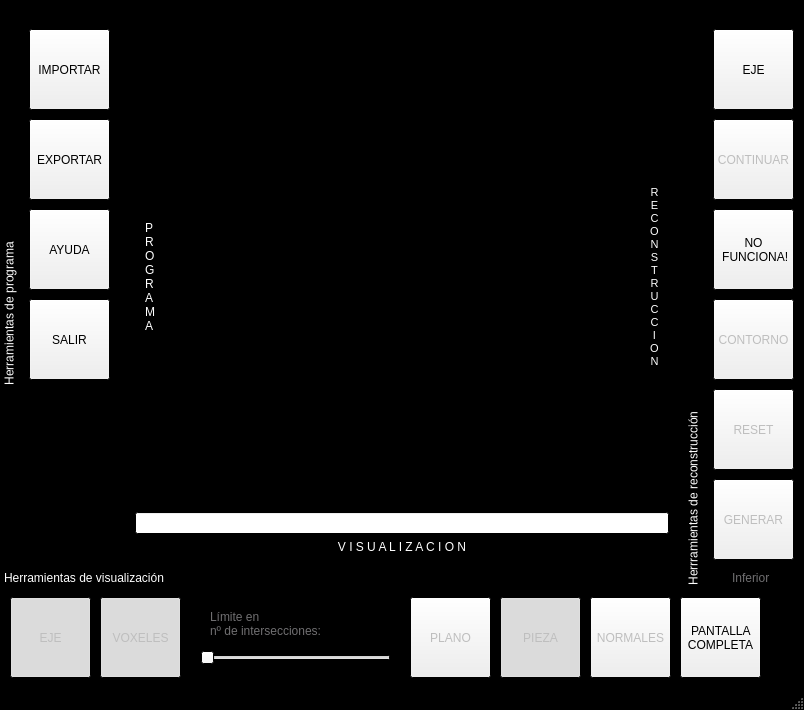
Above: mainwindow.ui from Juanmihd/sidrac2 before the change. Below: the same form after it.
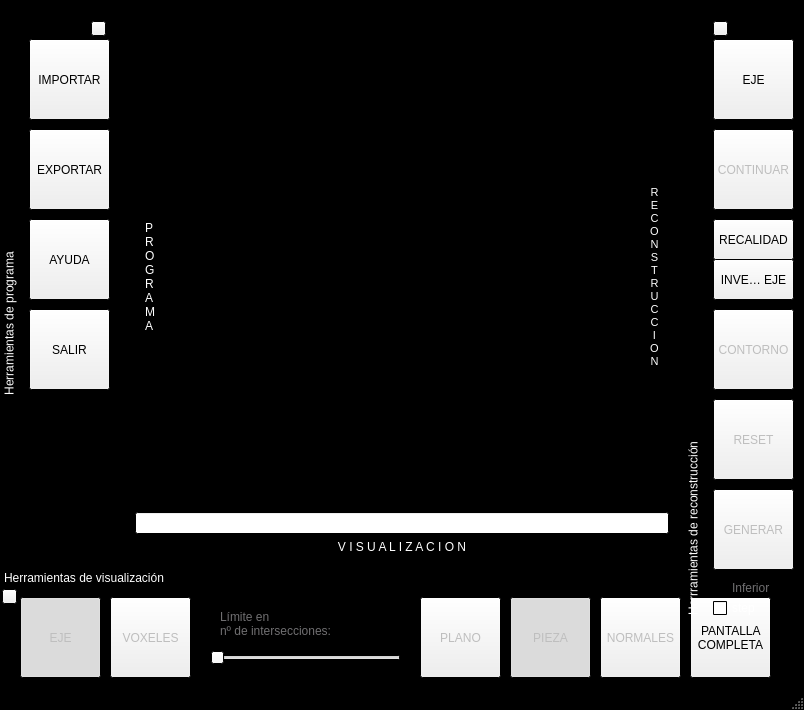
That is the form after the change. Custom widgets are drawn as their Qt base class.

Diff of the .ui file:
```diff
--- a/mainwindow.ui
+++ b/mainwindow.ui
@@ -348,13 +348,13 @@
    <property name="minimumSize">
     <size>
      <width>120</width>
-     <height>370</height>
+     <height>380</height>
     </size>
    </property>
    <property name="maximumSize">
     <size>
      <width>120</width>
-     <height>370</height>
+     <height>380</height>
     </size>
    </property>
    <property name="palette">
@@ -441,7 +441,7 @@
      <property name="geometry">
       <rect>
        <x>10</x>
-       <y>10</y>
+       <y>20</y>
        <width>81</width>
        <height>81</height>
       </rect>
@@ -454,7 +454,7 @@
      <property name="geometry">
       <rect>
        <x>10</x>
-       <y>100</y>
+       <y>110</y>
        <width>81</width>
        <height>81</height>
       </rect>
@@ -467,7 +467,7 @@
      <property name="geometry">
       <rect>
        <x>10</x>
-       <y>190</y>
+       <y>200</y>
        <width>81</width>
        <height>81</height>
       </rect>
@@ -480,7 +480,7 @@
      <property name="geometry">
       <rect>
        <x>10</x>
-       <y>280</y>
+       <y>290</y>
        <width>81</width>
        <height>81</height>
       </rect>
@@ -489,18 +489,46 @@
       <string>SALIR</string>
      </property>
     </widget>
+    <widget class="QPushButton" name="FijarPrograma">
+     <property name="geometry">
+      <rect>
+       <x>72</x>
+       <y>2</y>
+       <width>15</width>
+       <height>15</height>
+      </rect>
+     </property>
+     <property name="minimumSize">
+      <size>
+       <width>15</width>
+       <height>15</height>
+      </size>
+     </property>
+     <property name="maximumSize">
+      <size>
+       <width>15</width>
+       <height>15</height>
+      </size>
+     </property>
+     <property name="text">
+      <string/>
+     </property>
+     <property name="checkable">
+      <bool>true</bool>
+     </property>
+    </widget>
    </widget>
   </widget>
   <widget class="QDockWidget" name="MenuVisualizacion">
    <property name="minimumSize">
     <size>
-     <width>770</width>
+     <width>780</width>
      <height>120</height>
     </size>
    </property>
    <property name="maximumSize">
     <size>
-     <width>770</width>
+     <width>780</width>
      <height>120</height>
     </size>
    </property>
@@ -526,7 +554,7 @@
      </property>
      <property name="geometry">
       <rect>
-       <x>10</x>
+       <x>20</x>
        <y>10</y>
        <width>81</width>
        <height>81</height>
@@ -548,7 +576,7 @@
      </property>
      <property name="geometry">
       <rect>
-       <x>410</x>
+       <x>420</x>
        <y>10</y>
        <width>81</width>
        <height>81</height>
@@ -567,7 +595,7 @@
     <widget class="QToolButton" name="BotonPantallaCompleta">
      <property name="geometry">
       <rect>
-       <x>680</x>
+       <x>690</x>
        <y>10</y>
        <width>81</width>
        <height>81</height>
@@ -584,7 +612,7 @@
      </property>
      <property name="geometry">
       <rect>
-       <x>500</x>
+       <x>510</x>
        <y>10</y>
        <width>81</width>
        <height>81</height>
@@ -606,7 +634,7 @@
      </property>
      <property name="geometry">
       <rect>
-       <x>590</x>
+       <x>600</x>
        <y>10</y>
        <width>81</width>
        <height>81</height>
@@ -625,7 +653,7 @@
      </property>
      <property name="geometry">
       <rect>
-       <x>100</x>
+       <x>110</x>
        <y>10</y>
        <width>81</width>
        <height>81</height>
@@ -638,7 +666,7 @@
       <bool>true</bool>
      </property>
      <property name="checked">
-      <bool>true</bool>
+      <bool>false</bool>
      </property>
     </widget>
     <widget class="QSlider" name="sliderVoxeles">
@@ -647,7 +675,7 @@
      </property>
      <property name="geometry">
       <rect>
-       <x>200</x>
+       <x>210</x>
        <y>60</y>
        <width>191</width>
        <height>21</height>
@@ -669,7 +697,7 @@
      </property>
      <property name="geometry">
       <rect>
-       <x>210</x>
+       <x>220</x>
        <y>21</y>
        <width>111</width>
        <height>31</height>
@@ -683,7 +711,7 @@
     <widget class="QLabel" name="etiquetaNumVoxeles">
      <property name="geometry">
       <rect>
-       <x>330</x>
+       <x>340</x>
        <y>30</y>
        <width>46</width>
        <height>20</height>
@@ -693,19 +721,47 @@
       <string/>
      </property>
     </widget>
+    <widget class="QPushButton" name="FijarVisualizacion">
+     <property name="geometry">
+      <rect>
+       <x>2</x>
+       <y>2</y>
+       <width>15</width>
+       <height>15</height>
+      </rect>
+     </property>
+     <property name="minimumSize">
+      <size>
+       <width>15</width>
+       <height>15</height>
+      </size>
+     </property>
+     <property name="maximumSize">
+      <size>
+       <width>15</width>
+       <height>15</height>
+      </size>
+     </property>
+     <property name="text">
+      <string/>
+     </property>
+     <property name="checkable">
+      <bool>true</bool>
+     </property>
+    </widget>
    </widget>
   </widget>
   <widget class="QDockWidget" name="MenuInteractuar">
    <property name="minimumSize">
     <size>
      <width>120</width>
-     <height>570</height>
+     <height>600</height>
     </size>
    </property>
    <property name="maximumSize">
     <size>
      <width>120</width>
-     <height>570</height>
+     <height>600</height>
     </size>
    </property>
    <property name="layoutDirection">
@@ -731,7 +787,7 @@
      <property name="geometry">
       <rect>
        <x>10</x>
-       <y>280</y>
+       <y>290</y>
        <width>81</width>
        <height>81</height>
       </rect>
@@ -750,7 +806,7 @@
      <property name="geometry">
       <rect>
        <x>10</x>
-       <y>370</y>
+       <y>380</y>
        <width>81</width>
        <height>81</height>
       </rect>
@@ -769,7 +825,7 @@
      <property name="geometry">
       <rect>
        <x>10</x>
-       <y>460</y>
+       <y>470</y>
        <width>81</width>
        <height>81</height>
       </rect>
@@ -788,7 +844,7 @@
      <property name="geometry">
       <rect>
        <x>10</x>
-       <y>550</y>
+       <y>560</y>
        <width>72</width>
        <height>18</height>
       </rect>
@@ -801,7 +857,7 @@
      <property name="geometry">
       <rect>
        <x>10</x>
-       <y>10</y>
+       <y>20</y>
        <width>81</width>
        <height>81</height>
       </rect>
@@ -817,7 +873,7 @@
      <property name="geometry">
       <rect>
        <x>10</x>
-       <y>100</y>
+       <y>110</y>
        <width>81</width>
        <height>81</height>
       </rect>
@@ -830,14 +886,70 @@
      <property name="geometry">
       <rect>
        <x>10</x>
-       <y>190</y>
+       <y>200</y>
        <width>81</width>
-       <height>81</height>
+       <height>41</height>
       </rect>
      </property>
      <property name="text">
-      <string>NO 
- FUNCIONA!</string>
+      <string>RECALIDAD</string>
+     </property>
+    </widget>
+    <widget class="QCheckBox" name="step">
+     <property name="enabled">
+      <bool>true</bool>
+     </property>
+     <property name="geometry">
+      <rect>
+       <x>10</x>
+       <y>580</y>
+       <width>72</width>
+       <height>18</height>
+      </rect>
+     </property>
+     <property name="text">
+      <string>step</string>
+     </property>
+    </widget>
+    <widget class="QToolButton" name="BotonInvertir">
+     <property name="geometry">
+      <rect>
+       <x>10</x>
+       <y>240</y>
+       <width>81</width>
+       <height>41</height>
+      </rect>
+     </property>
+     <property name="text">
+      <string>INVERTIR EJE</string>
+     </property>
+    </widget>
+    <widget class="QPushButton" name="FijarConstruccion">
+     <property name="geometry">
+      <rect>
+       <x>10</x>
+       <y>2</y>
+       <width>15</width>
+       <height>15</height>
+      </rect>
+     </property>
+     <property name="minimumSize">
+      <size>
+       <width>15</width>
+       <height>15</height>
+      </size>
+     </property>
+     <property name="maximumSize">
+      <size>
+       <width>15</width>
+       <height>15</height>
+      </size>
+     </property>
+     <property name="text">
+      <string/>
+     </property>
+     <property name="checkable">
+      <bool>true</bool>
      </property>
     </widget>
    </widget>
```
Left out of the diff: 9 changed lines with no effect on the pictures.
